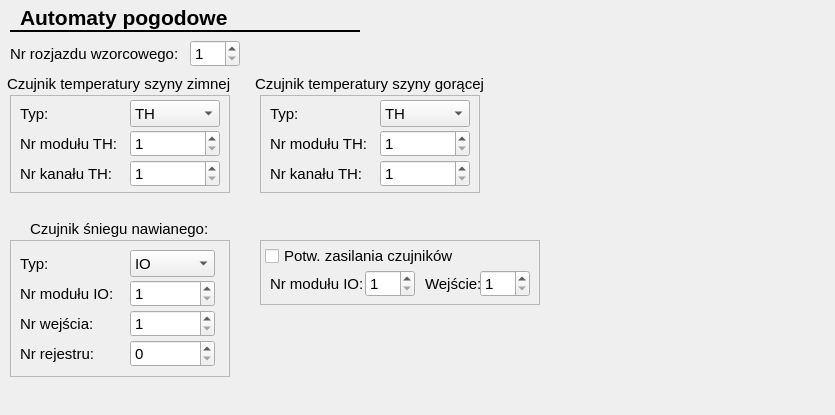
First picture: the form in CfgForms/cweatherautomform.ui, repository kaczmar55/koneor_v2, before the edit.
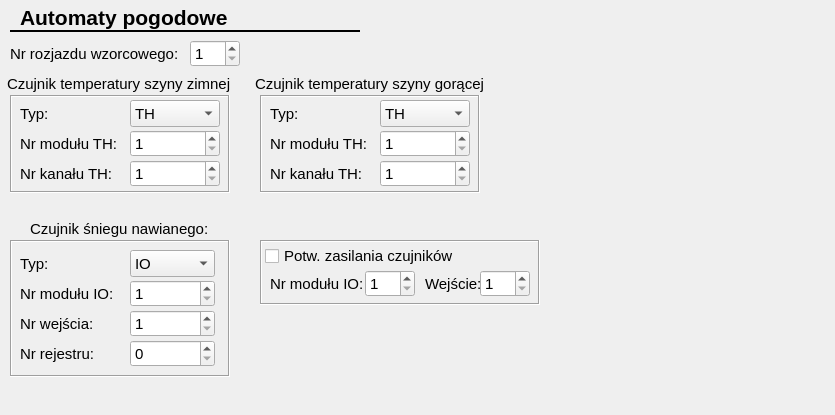
Second picture: the form after the edit.

The edit to the form file:
```diff
--- a/CfgForms/cweatherautomform.ui
+++ b/CfgForms/cweatherautomform.ui
@@ -89,10 +89,10 @@
     </font>
    </property>
    <property name="frameShape">
-    <enum>QFrame::StyledPanel</enum>
+    <enum>QFrame::Box</enum>
    </property>
    <property name="frameShadow">
-    <enum>QFrame::Raised</enum>
+    <enum>QFrame::Sunken</enum>
    </property>
    <widget class="QLabel" name="label_23">
     <property name="geometry">
@@ -267,10 +267,10 @@
     </font>
    </property>
    <property name="frameShape">
-    <enum>QFrame::StyledPanel</enum>
+    <enum>QFrame::Box</enum>
    </property>
    <property name="frameShadow">
-    <enum>QFrame::Raised</enum>
+    <enum>QFrame::Sunken</enum>
    </property>
    <widget class="QLabel" name="label_61">
     <property name="geometry">
@@ -387,10 +387,10 @@
     </font>
    </property>
    <property name="frameShape">
-    <enum>QFrame::StyledPanel</enum>
+    <enum>QFrame::Box</enum>
    </property>
    <property name="frameShadow">
-    <enum>QFrame::Raised</enum>
+    <enum>QFrame::Sunken</enum>
    </property>
    <widget class="QLabel" name="label_24">
     <property name="geometry">
@@ -585,10 +585,10 @@
     </font>
    </property>
    <property name="frameShape">
-    <enum>QFrame::StyledPanel</enum>
+    <enum>QFrame::Box</enum>
    </property>
    <property name="frameShadow">
-    <enum>QFrame::Raised</enum>
+    <enum>QFrame::Sunken</enum>
    </property>
    <widget class="QLabel" name="label_20">
     <property name="geometry">
```
